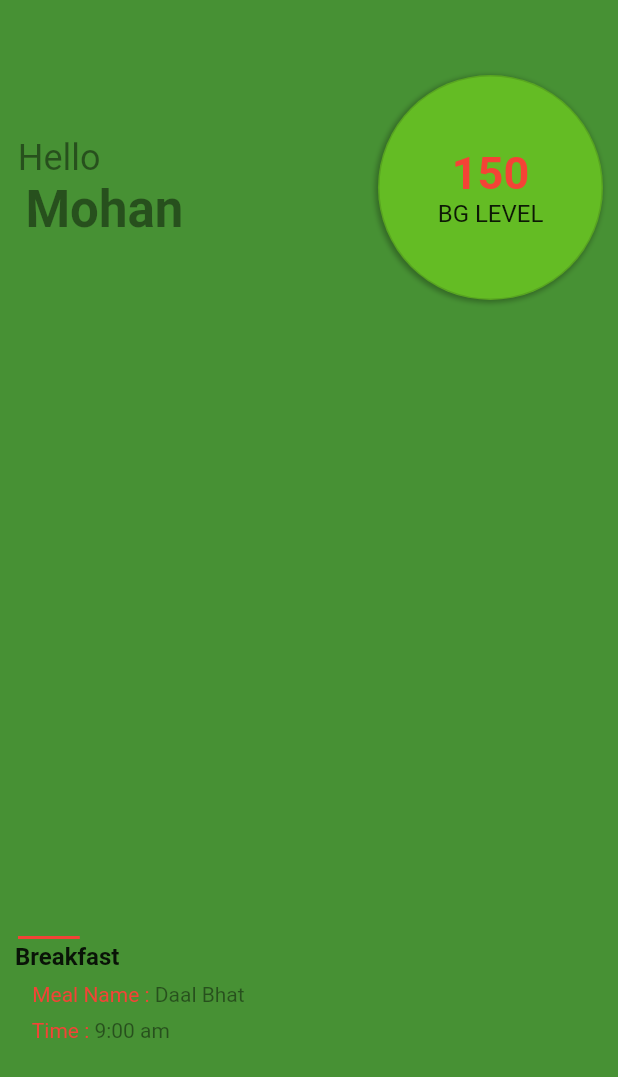
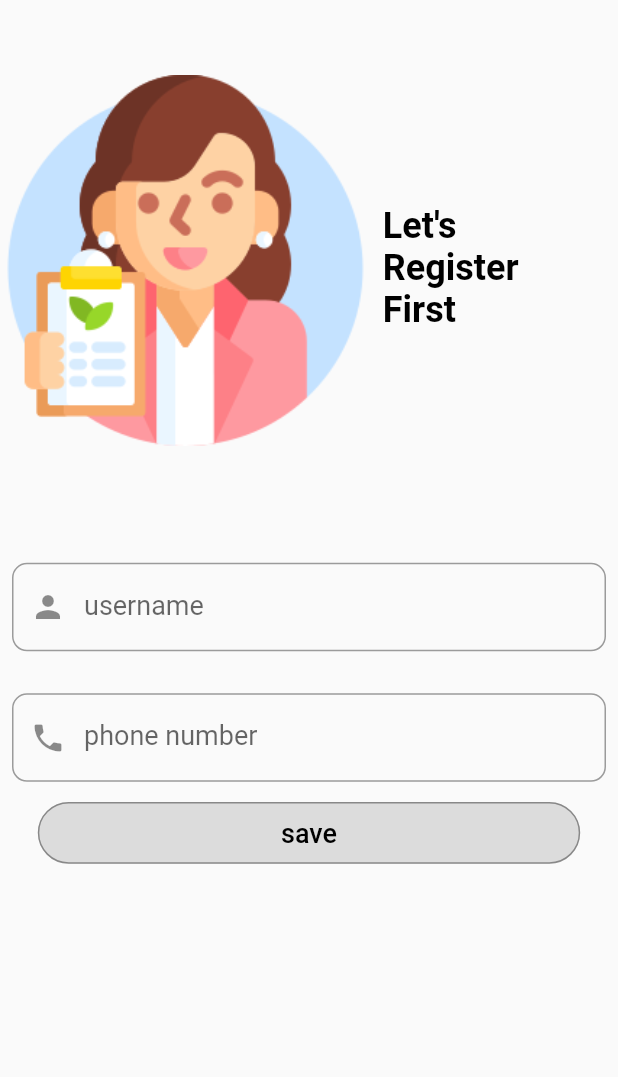
Before and after one commit to MohanDhakal/Project-III, a Flutter app: the screen it shows after launch, on a phone screen of 412 x 824 dp. Shown: the top 1077 px of the screen. Run offline on Flutter 3.47's test engine with Material 2 defaults, Android fonts, the light colour scheme and no system bars; our stand-ins replace animated_text_kit; missing offline and left inert: simple_coverflow; project files that could hold a hidden picture were left out.

Commit message:
user form and home screen ui phase 1 done

```diff
--- /dev/null
+++ b/code/swasthyapala_diabetes/lib/enums-const/sizes.dart
@@ -0,0 +1,4 @@
+//text sizes
+const double normal_text_size = 14;
+const double medium_text_size = 18;
+const double big_text_size = 24;
--- a/code/swasthyapala_diabetes/lib/main.dart
+++ b/code/swasthyapala_diabetes/lib/main.dart
@@ -1,146 +1,31 @@
 import 'package:flutter/material.dart';
-import 'package:swasthyapala_diabetes/enums-const/colors.dart';
+import 'package:flutter/services.dart';
+import 'package:swasthyapala_diabetes/screens/user_form.dart';
+
+import 'screens/home_ui.dart';
 
 void main() {
   runApp(MyApp());
 }
 
+// AnnotatedRegion<SystemUiOverlayStyle>(
+//       value: SystemUiOverlayStyle(
+//           statusBarColor: Colors.white,
+//           statusBarBrightness: Brightness.dark,
+//           systemNavigationBarColor: null),
+
 class MyApp extends StatelessWidget {
   // This widget is the root of your application.
   @override
   Widget build(BuildContext context) {
-    return MaterialApp(
-      title: 'Flutter Demo',
-      home: HomeUI(),
-    );
-  }
-}
-
-class HomeUI extends StatelessWidget {
-  @override
-  Widget build(BuildContext context) {
-    var size = MediaQuery.of(context).size;
-
-    return Scaffold(
-      backgroundColor: color1,
-      body: Column(
-        mainAxisAlignment: MainAxisAlignment.start,
-        crossAxisAlignment: CrossAxisAlignment.start,
-        children: [
-          Row(
-            mainAxisAlignment: MainAxisAlignment.spaceBetween,
-            children: [
-              Container(
-                margin: EdgeInsets.only(top: 50),
-                child: RichText(
-                    text: TextSpan(children: [
-                  TextSpan(
-                      text: '\t\tHello\n',
-                      style: TextStyle(fontSize: 24, color: Colors.black45)),
-                  TextSpan(
-                      text: '\t\tMohan',
-                      style: TextStyle(
-                          fontSize: 34,
-                          fontWeight: FontWeight.bold,
-                          color: Colors.black45)),
-                ])),
-              ),
-              BGWidget(),
-            ],
-          ),
-          SizedBox(
-            height: size.height * 0.5,
-          ),
-          MealWidget(),
-        ],
+    return AnnotatedRegion<SystemUiOverlayStyle>(
+      value: SystemUiOverlayStyle(
+          statusBarColor: Colors.white, statusBarBrightness: Brightness.dark),
+      child: MaterialApp(
+        title: 'Flutter Demo',
+        home: UserForm(),
+        debugShowCheckedModeBanner: false,
       ),
     );
   }
 }
-
-class MealWidget extends StatelessWidget {
-  @override
-  Widget build(BuildContext context) {
-    var size = MediaQuery.of(context).size;
-
-    return Container(
-      margin: EdgeInsets.all(10),
-      child: Column(
-        crossAxisAlignment: CrossAxisAlignment.start,
-        children: [
-          Container(
-            height: 2,
-            width: size.width * 0.10,
-            color: Colors.red,
-            margin: EdgeInsets.all(2),
-          ),
-          Text(
-            "Breakfast",
-            style: TextStyle(fontSize: 16, fontWeight: FontWeight.bold),
-          ),
-          Padding(
-            padding: const EdgeInsets.only(left: 8, top: 8),
-            child: RichText(
-                text: TextSpan(children: <TextSpan>[
-              TextSpan(
-                  text: '\tMeal Name : ', style: TextStyle(color: Colors.red)),
-              TextSpan(
-                  text: 'Daal Bhat ', style: TextStyle(color: Colors.black45)),
-            ])),
-          ),
-          Padding(
-            padding: const EdgeInsets.only(left: 8.0, top: 8),
-            child: RichText(
-                text: TextSpan(children: <TextSpan>[
-              TextSpan(text: '\tTime : ', style: TextStyle(color: Colors.red)),
-              TextSpan(
-                  text: '9:00 am ', style: TextStyle(color: Colors.black45)),
-            ])),
-          )
-        ],
-      ),
-    );
-  }
-}
-
-class BGWidget extends StatelessWidget {
-  @override
-  Widget build(BuildContext context) {
-    return Align(
-      alignment: Alignment.topRight,
-      child: Container(
-        child: Column(
-          mainAxisAlignment: MainAxisAlignment.center,
-          children: [
-            Text("150",
-                style: TextStyle(
-                    fontSize: 30,
-                    fontWeight: FontWeight.bold,
-                    color: Colors.red)),
-            Text(
-              "BG LEVEL",
-              style: TextStyle(
-                fontSize: 16,
-              ),
-            ),
-          ],
-        ),
-        width: 150,
-        height: 150,
-        margin: EdgeInsets.fromLTRB(50, 50, 10, 0),
-        decoration: BoxDecoration(
-            color: color3,
-            border: Border.all(width: 1, color: Colors.black12),
-            boxShadow: [
-              BoxShadow(
-                color: Colors.black26,
-                offset: Offset.lerp(Offset(-1, 1), Offset.zero, 0),
-                blurRadius: 2.0,
-                spreadRadius: 1.0,
-              )
-            ],
-            borderRadius: BorderRadius.circular(75)),
-      ),
-    );
-  }
-}
--- /dev/null
+++ b/code/swasthyapala_diabetes/lib/screens/user_form.dart
@@ -0,0 +1,155 @@
+import 'package:flutter/material.dart';
+import 'package:swasthyapala_diabetes/enums-const/colors.dart';
+import 'package:swasthyapala_diabetes/enums-const/sizes.dart';
+
+class UserForm extends StatelessWidget {
+  @override
+  Widget build(BuildContext context) {
+    var size = MediaQuery.of(context).size;
+    return Material(
+      child: Column(
+        mainAxisAlignment: MainAxisAlignment.start,
+        children: [
+          Row(
+            children: [
+              Padding(
+                padding: const EdgeInsets.only(top: 50.0, bottom: 50.0),
+                child: SizedBox(
+                  height: size.height * 0.3,
+                  child: Image.asset('asset/images/nutritionist.png'),
+                ),
+              ),
+              Expanded(
+                  child: Padding(
+                padding: const EdgeInsets.only(
+                  top: 10,
+                  left: 8.0,
+                ),
+                child: RichText(
+                  textAlign: TextAlign.start,
+                  text: TextSpan(
+                    text: "Let's \nRegister \nFirst",
+                    style: TextStyle(
+                        color: normal_txt_color_black,
+                        fontSize: big_text_size,
+                        fontWeight: FontWeight.bold),
+                  ),
+                ),
+              )),
+            ],
+          ),
+          Padding(
+            padding: const EdgeInsets.only(top: 28.0, left: 8.0, right: 8.0),
+            child: UserNameField(),
+          ),
+          Padding(
+            padding: const EdgeInsets.only(
+                top: 28.0, left: 8.0, right: 8.0, bottom: 10.0),
+            child: PhoneNumberField(),
+          ),
+          SaveUserButton(size: size)
+        ],
+      ),
+    );
+  }
+}
+
+class SaveUserButton extends StatelessWidget {
+  const SaveUserButton({
+    Key key,
+    @required this.size,
+  }) : super(key: key);
+
+  final Size size;
+
+  @override
+  Widget build(BuildContext context) {
+    return ElevatedButton(
+      onPressed: null,
+      child: Container(
+        width: size.width * 0.8,
+        height: size.height * 0.05,
+        child: Center(
+          child: Text(
+            'save',
+            style: TextStyle(
+                fontSize: medium_text_size, color: normal_txt_color_black),
+          ),
+        ),
+      ),
+      style: ElevatedButton.styleFrom(
+        onSurface: color1,
+        shape: RoundedRectangleBorder(
+          borderRadius: new BorderRadius.circular(24),
+          side: BorderSide(color: Colors.black38),
+        ),
+      ),
+    );
+  }
+}
+
+class UserNameField extends StatelessWidget {
+  const UserNameField({
+    Key key,
+  }) : super(key: key);
+
+  @override
+  Widget build(BuildContext context) {
+    return TextFormField(
+      keyboardType: TextInputType.multiline,
+      maxLines: null,
+      textDirection: TextDirection.ltr,
+      decoration: InputDecoration(
+        prefixIcon: Icon(Icons.person),
+        border: OutlineInputBorder(
+            borderRadius: BorderRadius.circular(10), gapPadding: 4),
+        labelText: "username",
+        labelStyle: TextStyle(
+          fontSize: medium_text_size,
+        ),
+        errorMaxLines: 2,
+        hintText: " enter your user name",
+        hintStyle: TextStyle(fontSize: 15, color: Colors.black12),
+      ),
+      validator: (value) {
+        if (value.length < 6) {
+          return "invalid format";
+        } else
+          return null;
+      },
+    );
+  }
+}
+
+class PhoneNumberField extends StatelessWidget {
+  const PhoneNumberField({
+    Key key,
+  }) : super(key: key);
+
+  @override
+  Widget build(BuildContext context) {
+    return TextFormField(
+      keyboardType: TextInputType.multiline,
+      // controller: myPhoneController,
+      maxLines: null,
+      textDirection: TextDirection.ltr,
+      decoration: InputDecoration(
+        prefixIcon: Icon(Icons.phone),
+        border: OutlineInputBorder(
+            borderRadius: BorderRadius.circular(10), gapPadding: 4),
+        labelText: "phone number",
+        labelStyle: TextStyle(fontSize: medium_text_size),
+        errorMaxLines: 2,
+        hintText: "9865***432",
+        hintStyle: TextStyle(fontSize: 15, color: Colors.black12),
+      ),
+      validator: (value) {
+        //   if (Validator.validatePhone((myPhoneController.text ?? "12")) ==
+        //       false) {
+        //     return "typed number is incorrect";
+        //   } else
+        //     return null;
+      },
+    );
+  }
+}
```
Also changed, not shown: code/swasthyapala_diabetes/lib/enums-const/colors.dart (+20 -5 lines), code/swasthyapala_diabetes/lib/screens/home_ui.dart (added, +100 -0 lines), code/swasthyapala_diabetes/lib/utility/shadow.dart (added, +17 -0 lines), code/swasthyapala_diabetes/lib/utility/text_btn_spec.dart (added, +29 -0 lines), code/swasthyapala_diabetes/lib/widgets/bg_widget.dart (added, +42 -0 lines), code/swasthyapala_diabetes/lib/widgets/meal_widget.dart (added, +102 -0 lines), code/swasthyapala_diabetes/pubspec.yaml (+8 -3 lines), code/swasthyapala_diabetes/Food_image.png (added), code/swasthyapala_diabetes/asset/images/boul.png (added), code/swasthyapala_diabetes/asset/images/dietitian.jpeg (added), code/swasthyapala_diabetes/asset/images/nutritionist.png (added), code/swasthyapala_diabetes/lib/screens/bg_form.dart (added), code/swasthyapala_diabetes/lib/screens/survey_form.dart (added), code/swasthyapala_diabetes/lib/validators/survey_form_validator.dart (added), 2 more files, 1 other file.
